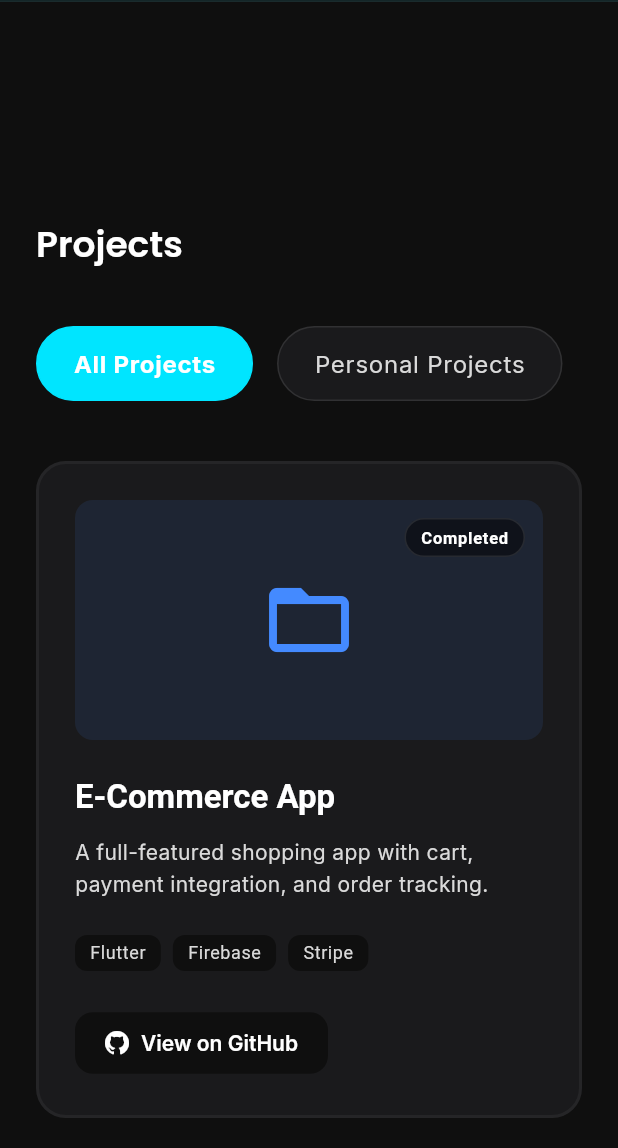
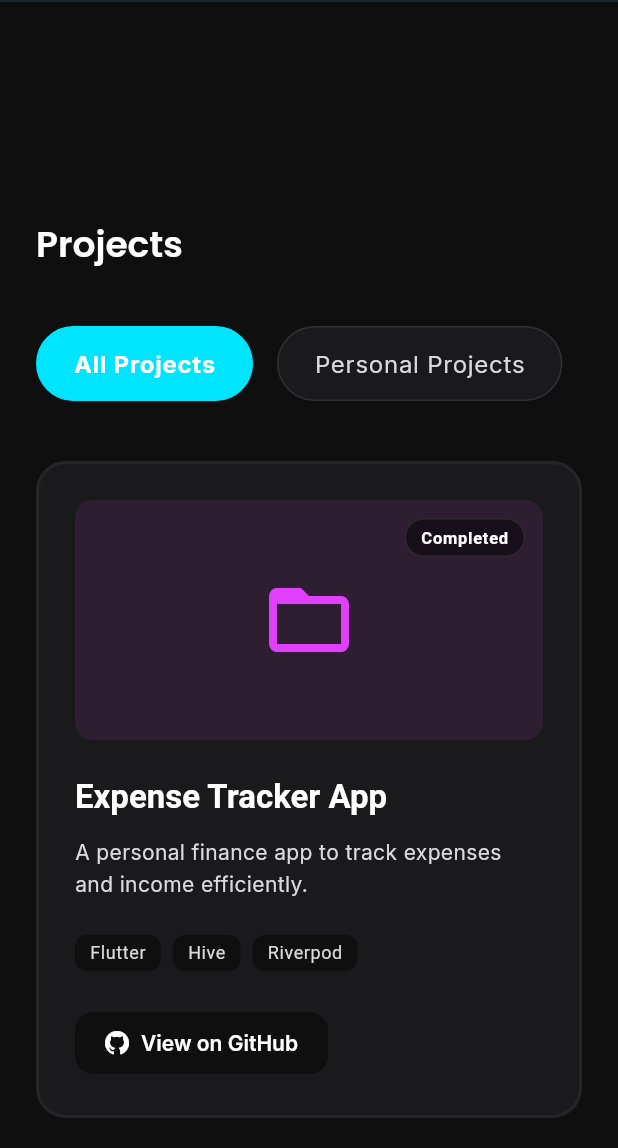
Before and after one commit to kunalkakasahebudhar/portfolio, a Flutter app: the screen it shows after launch, scrolled down 3456 dp, after a tap on "View on GitHub", on a phone screen of 412 x 824 dp, the part 88-1236 px from its top. Run offline on Flutter 3.47's test engine with Material 3 defaults, Android fonts, the phone set to English and light mode, and no system bars; drawn by our look-alikes of flutter_animate; our stand-ins replace flutter_riverpod, font_awesome_flutter, go_router, google_fonts.

Commit message:
update some ui elements

```diff
--- a/lib/features/contact/presentation/contact_screen.dart
+++ b/lib/features/contact/presentation/contact_screen.dart
@@ -175,7 +175,8 @@ class _ContactItem extends StatelessWidget {
               child: Icon(icon, color: AppTheme.accentColor),
             ),
             const SizedBox(width: 16),
-            Column(
+            Expanded(
+              child: Column(
                 crossAxisAlignment: CrossAxisAlignment.start,
                 children: [
                   Text(
@@ -191,8 +192,10 @@ class _ContactItem extends StatelessWidget {
                       color: AppTheme.primaryText,
                       fontWeight: FontWeight.w500,
                     ),
+                    overflow: TextOverflow.ellipsis,
                   ),
                 ],
+              ),
             ),
           ],
         ),
--- a/lib/features/projects/presentation/projects_screen.dart
+++ b/lib/features/projects/presentation/projects_screen.dart
@@ -3,6 +3,7 @@ import 'package:flutter_animate/flutter_animate.dart';
 import 'package:portfolio/core/theme/theme.dart';
 
 import 'package:font_awesome_flutter/font_awesome_flutter.dart';
+import 'package:url_launcher/url_launcher.dart';
 
 class ProjectsScreen extends StatefulWidget {
   const ProjectsScreen({super.key});
@@ -17,48 +18,53 @@ class _ProjectsScreenState extends State<ProjectsScreen> {
   final List<String> _categories = [
     'All Projects',
     'Personal Projects',
-    'Client Projects',
+    'Achievement / Certification',
   ];
 
   final List<Project> _projects = [
     Project(
-      title: 'E-Commerce App',
+      title: 'Expense Tracker App',
       description:
-          'A full-featured shopping app with cart, payment integration, and order tracking.',
-      techStack: const ['Flutter', 'Firebase', 'Stripe'],
-      color: Colors.blueAccent,
-      category: 'Client Projects',
+          'A personal finance app to track expenses and income efficiently.',
+      techStack: const ['Flutter', 'Hive', 'Riverpod'],
+      color: Colors.purpleAccent,
+      category: 'Personal Projects',
       status: 'Completed',
+      githubUrl:
+          'https://github.com/kunalkakasahebudhar/Expense-Tracker-App.git',
       delay: 200,
     ),
     Project(
-      title: 'Task Manager',
+      title: 'E-Commerce App',
       description:
-          'Productivity app for managing daily tasks with reminders and categories.',
-      techStack: const ['Flutter', 'Hive', 'Riverpod'],
-      color: Colors.purpleAccent,
+          'A complete e-commerce solution for online shopping with cart and payment.',
+      techStack: const ['Flutter', 'Provider'],
+      color: Colors.blueAccent,
       category: 'Personal Projects',
-      status: 'Pending',
+      status: 'Completed',
+      githubUrl: 'https://github.com/kunalkakasahebudhar/E-Commerce-app.git',
       delay: 400,
     ),
     Project(
-      title: 'Weather Forecast',
+      title: 'Portfolio Website',
       description:
-          'Real-time weather updates using OpenWeatherMap API with beautiful animations.',
-      techStack: const ['Flutter', 'REST API', 'Bloc'],
-      color: Colors.orangeAccent,
+          'Personal portfolio website showcasing skills, projects, and experience.',
+      techStack: const ['Flutter Web', 'Responsive Design'],
+      color: Colors.tealAccent,
       category: 'Personal Projects',
       status: 'Completed',
+      githubUrl: 'https://github.com/kunalkakasahebudhar/portfolio.git',
       delay: 600,
     ),
     Project(
-      title: 'Social Media Dashboard',
+      title: 'BloodConnect',
       description:
-          'Analytics dashboard for social media accounts with charts and graphs.',
-      techStack: const ['Flutter Web', 'Chart.js', 'Go'],
-      color: Colors.tealAccent,
-      category: 'Client Projects',
-      status: 'Coming Soon',
+          'A platform connecting blood donors with those in need during emergencies.',
+      techStack: const ['Flutter', 'Firebase', 'Google Maps'],
+      color: Colors.redAccent,
+      category: 'Personal Projects',
+      status: 'Pending',
+      githubUrl: null,
       delay: 800,
     ),
   ];
@@ -146,6 +152,7 @@ class _ProjectsScreenState extends State<ProjectsScreen> {
                   techStack: project.techStack,
                   color: project.color,
                   status: project.status,
+                  githubUrl: project.githubUrl,
                   width: isDesktop
                       ? (size.width * 0.8 - 48) / 3
                       : double.infinity,
@@ -167,6 +174,7 @@ class Project {
   final Color color;
   final String category;
   final String status;
+  final String? githubUrl;
   final int delay;
 
   Project({
@@ -176,6 +184,7 @@ class Project {
     required this.color,
     required this.category,
     required this.status,
+    required this.githubUrl,
     required this.delay,
   });
 }
@@ -186,6 +195,7 @@ class _ProjectCard extends StatefulWidget {
   final List<String> techStack;
   final Color color;
   final String status;
+  final String? githubUrl;
   final double width;
   final int delay;
 
@@ -195,6 +205,7 @@ class _ProjectCard extends StatefulWidget {
     required this.techStack,
     required this.color,
     required this.status,
+    required this.githubUrl,
     required this.width,
     required this.delay,
   });
@@ -322,15 +333,33 @@ class _ProjectCardState extends State<_ProjectCard> {
                   .toList(),
             ),
             const SizedBox(height: 24),
+            if (widget.githubUrl != null)
               ElevatedButton.icon(
-              onPressed: () {
-                // TODO: Add GitHub link
+                onPressed: () async {
+                  if (!await launchUrl(Uri.parse(widget.githubUrl!))) {
+                    throw Exception('Could not launch ${widget.githubUrl}');
+                  }
                 },
                 icon: const FaIcon(FontAwesomeIcons.github, size: 16),
                 label: const Text('View on GitHub'),
                 style: ElevatedButton.styleFrom(
                   backgroundColor: AppTheme.background,
                   foregroundColor: AppTheme.primaryText,
+                  elevation: 0,
+                  padding: const EdgeInsets.symmetric(
+                    horizontal: 20,
+                    vertical: 12,
+                  ),
+                ),
+              )
+            else
+              ElevatedButton.icon(
+                onPressed: null,
+                icon: const Icon(Icons.lock_outline, size: 16),
+                label: const Text('Private Repository'),
+                style: ElevatedButton.styleFrom(
+                  backgroundColor: AppTheme.background.withValues(alpha: 0.5),
+                  foregroundColor: AppTheme.secondaryText,
                   elevation: 0,
                   padding: const EdgeInsets.symmetric(
                     horizontal: 20,
```
Lines whose indentation alone changed are shown as unchanged.
